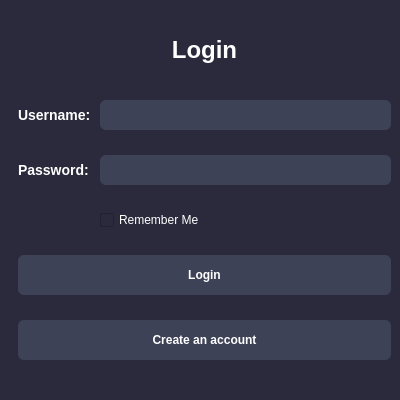
The window that accsys/loginwindow.ui (fiorigzg/qt-trading-bot-analyzer) describes before a commit, drawn with Qt 5.
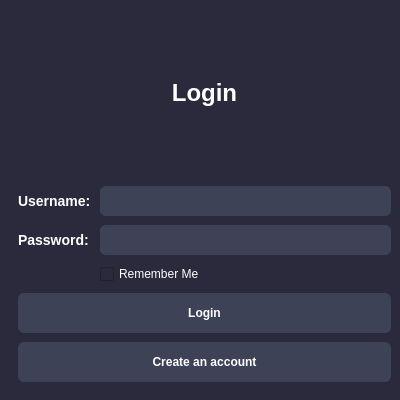
The same window after the commit.

```diff
--- a/accsys/loginwindow.ui
+++ b/accsys/loginwindow.ui
@@ -155,18 +155,6 @@
     </item>
     <item row="0" column="0" colspan="2">
      <widget class="QLabel" name="titleLabel">
-      <property name="sizePolicy">
-       <sizepolicy hsizetype="Preferred" vsizetype="Expanding">
-        <horstretch>0</horstretch>
-        <verstretch>0</verstretch>
-       </sizepolicy>
-      </property>
-      <property name="maximumSize">
-       <size>
-        <width>16777215</width>
-        <height>50</height>
-       </size>
-      </property>
       <property name="styleSheet">
        <string notr="true">font-size: 24px;
 font-weight: bold;
```
Left out of the diff: 100 changed lines with no effect on the pictures.
